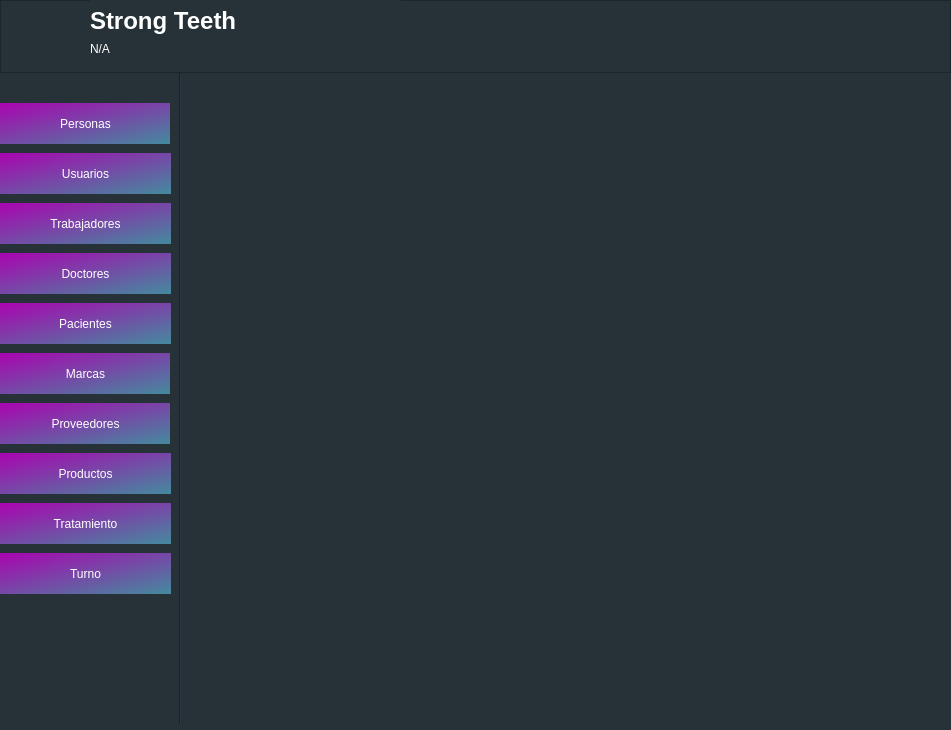
Before: the Qt Designer form ui/app.ui in hm2206/strong_teeth, drawn with Qt 5.
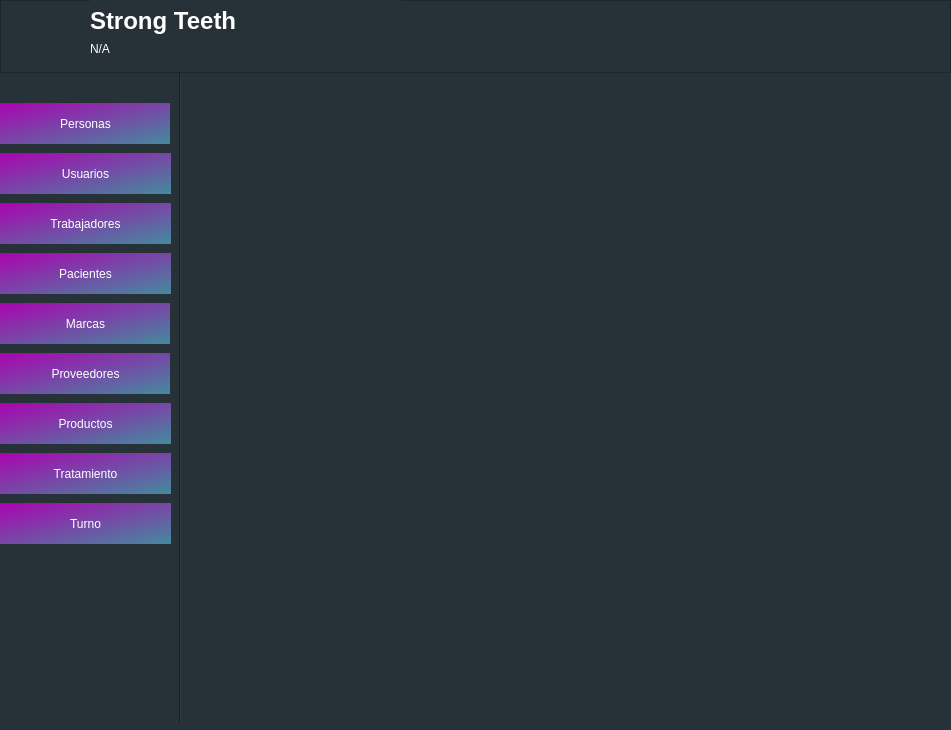
After: the same form once the commit is applied. Icons and pictures are not drawn.

Patch:
```diff
--- a/ui/app.ui
+++ b/ui/app.ui
@@ -294,7 +294,7 @@
              <property name="geometry">
               <rect>
                <x>0</x>
-               <y>280</y>
+               <y>230</y>
                <width>171</width>
                <height>41</height>
               </rect>
@@ -313,7 +313,7 @@
              <property name="geometry">
               <rect>
                <x>0</x>
-               <y>330</y>
+               <y>280</y>
                <width>171</width>
                <height>41</height>
               </rect>
@@ -383,7 +383,7 @@
              <property name="geometry">
               <rect>
                <x>0</x>
-               <y>430</y>
+               <y>380</y>
                <width>171</width>
                <height>41</height>
               </rect>
@@ -402,7 +402,7 @@
              <property name="geometry">
               <rect>
                <x>0</x>
-               <y>480</y>
+               <y>430</y>
                <width>171</width>
                <height>41</height>
               </rect>
@@ -436,30 +436,11 @@
               <string>Trabajadores</string>
              </property>
             </widget>
-            <widget class="QPushButton" name="btn_doctores">
-             <property name="geometry">
-              <rect>
-               <x>0</x>
-               <y>180</y>
-               <width>171</width>
-               <height>41</height>
-              </rect>
-             </property>
-             <property name="cursor">
-              <cursorShape>PointingHandCursor</cursorShape>
-             </property>
-             <property name="styleSheet">
-              <string notr="true"/>
-             </property>
-             <property name="text">
-              <string>Doctores</string>
-             </property>
-            </widget>
             <widget class="QPushButton" name="btn_pacientes">
              <property name="geometry">
               <rect>
                <x>0</x>
-               <y>230</y>
+               <y>180</y>
                <width>171</width>
                <height>41</height>
               </rect>
@@ -478,7 +459,7 @@
              <property name="geometry">
               <rect>
                <x>0</x>
-               <y>380</y>
+               <y>330</y>
                <width>171</width>
                <height>41</height>
               </rect>
```
